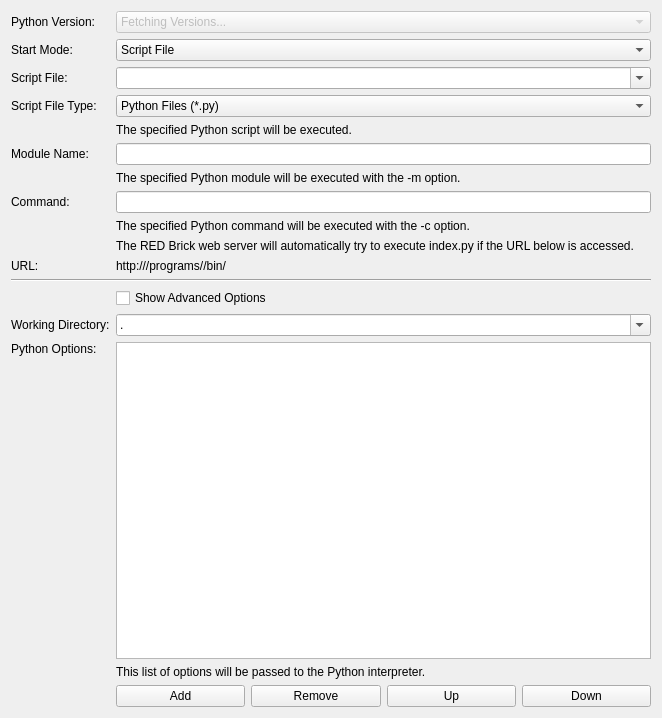
The window that src/brickv/plugin_system/plugins/red/ui/program_page_python.ui (Tinkerforge/brickv) describes before a commit, drawn with Qt 5.
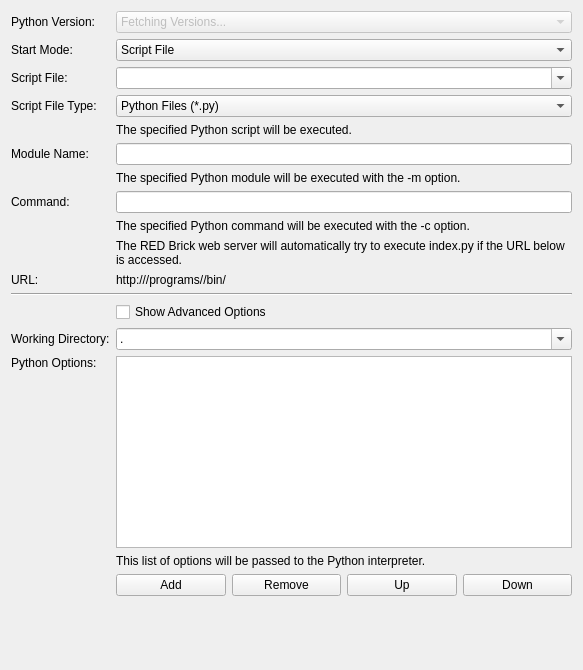
The same window after the commit. Custom widgets are drawn as their Qt base class.

Commit message:
red-brick/pw: Add spacers to program pages to ensure proper layout expansion
Before the Python, JavaScript and PHP pages would not layout correctly
in all situations.

What changed in the file:
```diff
--- a/src/brickv/plugin_system/plugins/red/ui/program_page_python.ui
+++ b/src/brickv/plugin_system/plugins/red/ui/program_page_python.ui
@@ -6,8 +6,8 @@
    <rect>
     <x>0</x>
     <y>0</y>
-    <width>662</width>
-    <height>718</height>
+    <width>583</width>
+    <height>670</height>
    </rect>
   </property>
   <property name="windowTitle">
@@ -304,6 +304,19 @@
        </property>
       </widget>
      </item>
+     <item row="17" column="1" colspan="4">
+      <widget class="QLabel" name="label_spacer">
+       <property name="sizePolicy">
+        <sizepolicy hsizetype="Preferred" vsizetype="Preferred">
+         <horstretch>0</horstretch>
+         <verstretch>1</verstretch>
+        </sizepolicy>
+       </property>
+       <property name="text">
+        <string>&lt;spacer&gt;</string>
+       </property>
+      </widget>
+     </item>
     </layout>
    </item>
   </layout>
```
The commit also changes 24 other files.
